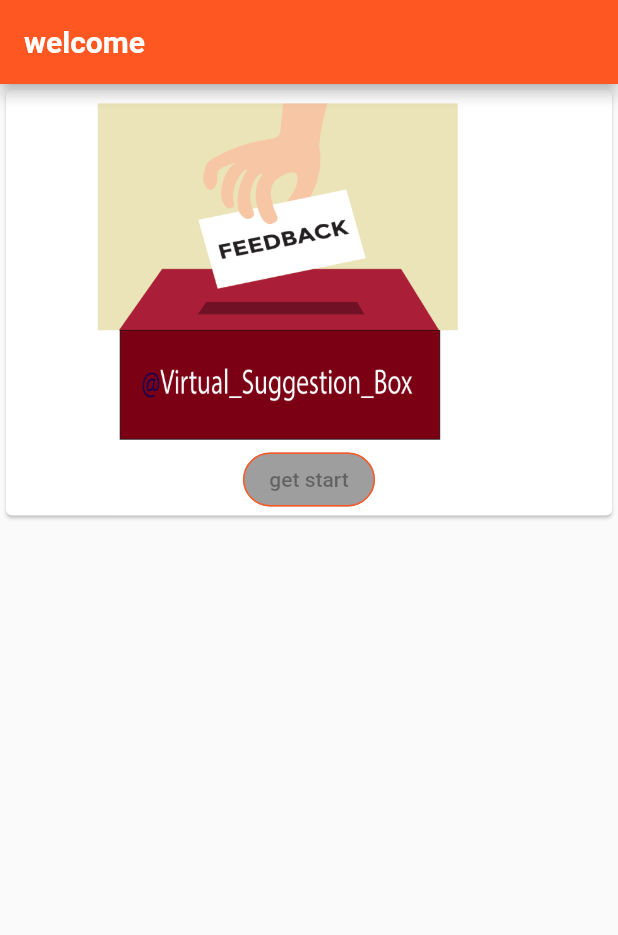
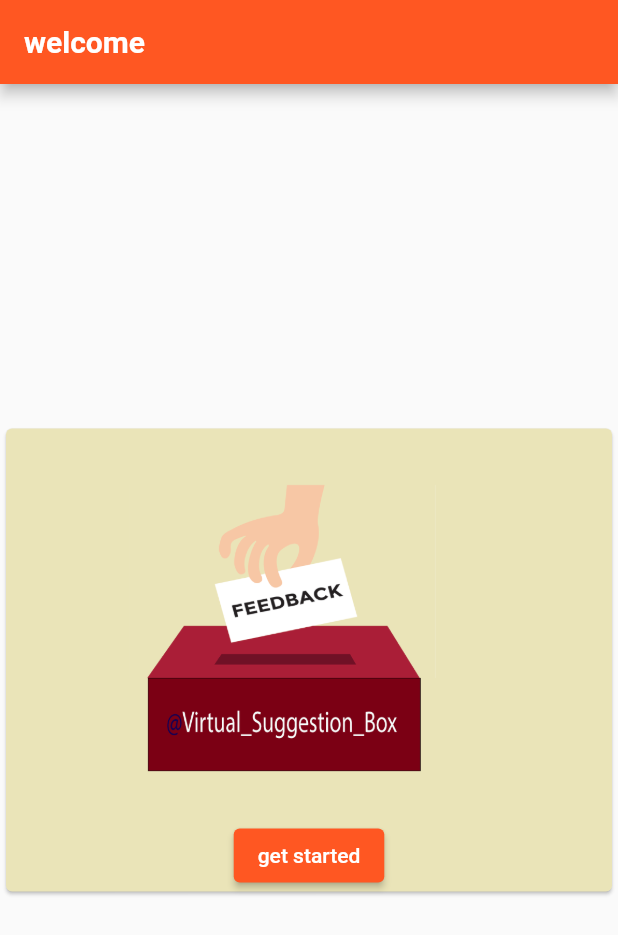
Before and after one commit to team-vitual-suggestion-box/at_virtual_suggestion_box, a Flutter app: the screen it shows after launch, on a phone screen of 412 x 824 dp. Shown: the top 935 px of the screen. Run offline on Flutter 3.47's test engine with Material 2 defaults, Android fonts, the phone set to English and light mode, and no system bars.

Commit message:
landing page card styling

```diff
--- a/lib/screens/landingScreen.dart
+++ b/lib/screens/landingScreen.dart
@@ -24,26 +24,18 @@ class  _LandingPageState extends State<LandingPage> {
         ),
       ),
       body: Column(
+          mainAxisAlignment: MainAxisAlignment.spaceEvenly,
+          children: <Widget>[
 
-          children: <Widget>[
             Card(
-           color: Colors.white,
-
+           color: Color.fromRGBO(234, 228, 184, 1),
            child: Column(
              children: <Widget>[
                Container(
-              margin: EdgeInsets.all(0.0),
+              margin: EdgeInsets.all(30.0),
               child:  Image.asset('images/sugg.png')
             ),
-            RaisedButton(
-              child: Text('get start'),
-              onPressed: null,
-              shape: RoundedRectangleBorder(
-              borderRadius: BorderRadius.circular(18.0),
-              side: BorderSide(color: Colors.deepOrange),
-              ),
-              color: Colors.deepOrange,
-            )
+            ElevatedButton(onPressed: (){}, child: Text('get started'))
              ],
            ),
             ),
```
Also changed, not shown: pubspec.lock.
